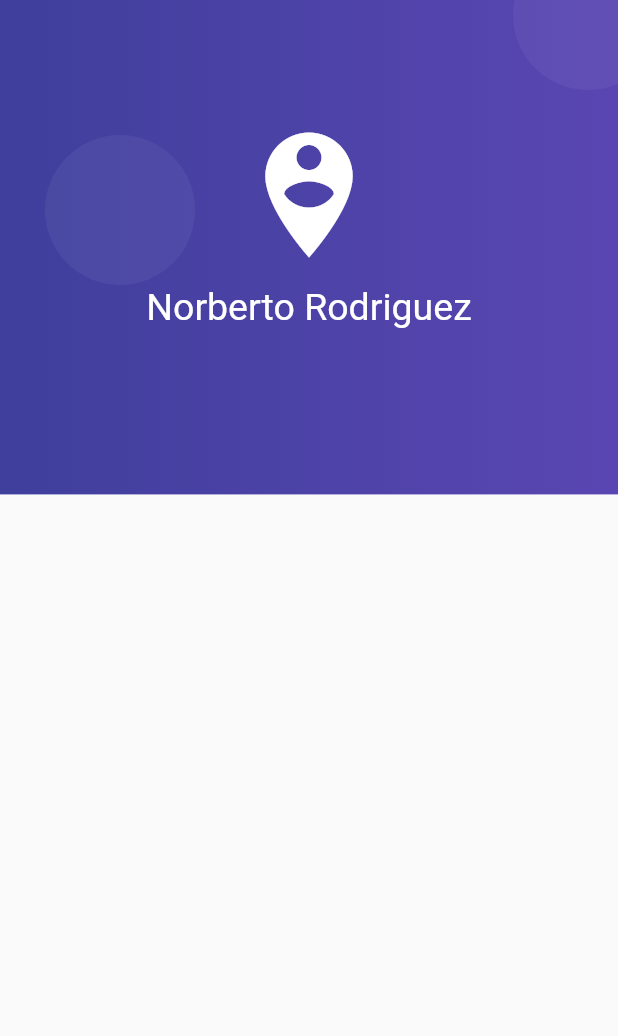
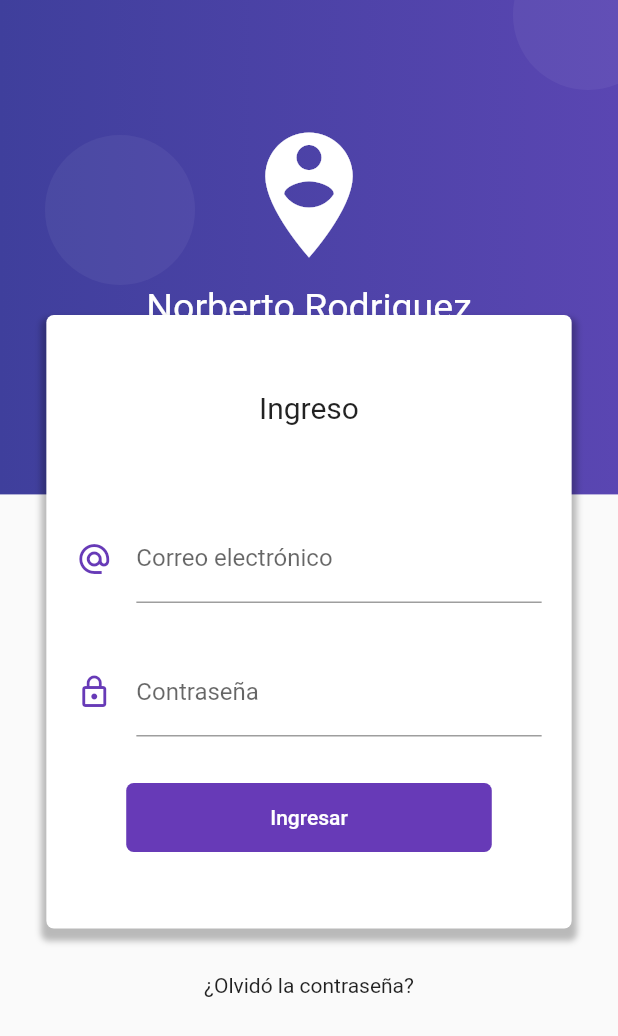
Before and after one commit to LuisNorberto1998/ValidacionDeFormularios, a Flutter app: the screen it shows after launch, on a phone screen of 412 x 824 dp. Shown: the top 1036 px of the screen. Run offline on Flutter 3.47's test engine with Material 2 defaults, Android fonts, the phone set to English and light mode, and no system bars.

Commit message:
Diseño de la caja de Login y los campos

```diff
--- a/formvalidation/lib/src/pages/login_page.dart
+++ b/formvalidation/lib/src/pages/login_page.dart
@@ -1,4 +1,5 @@
 import 'package:flutter/material.dart';
+import 'package:flutter/services.dart';
 
 class LoginPage extends StatelessWidget {
   @override
@@ -7,6 +8,7 @@ class LoginPage extends StatelessWidget {
       body: Stack(
         children: <Widget>[
           _crearFondo(context),
+          _loginForm(context),
         ],
       ),
     );
@@ -78,4 +80,89 @@ class LoginPage extends StatelessWidget {
       ],
     );
   }
+
+  Widget _loginForm(BuildContext context) {
+    final size = MediaQuery.of(context).size;
+    return SingleChildScrollView(
+      child: Column(
+        children: <Widget>[
+          SafeArea(
+              child: Container(
+            height: 180.0,
+          )),
+          Container(
+            width: size.width * 0.85,
+            margin: EdgeInsets.symmetric(vertical: 30.0),
+            padding: EdgeInsets.symmetric(vertical: 50.0),
+            decoration: BoxDecoration(
+                color: Colors.white,
+                borderRadius: BorderRadius.circular(5.0),
+                boxShadow: <BoxShadow>[
+                  BoxShadow(
+                      color: Colors.black26,
+                      blurRadius: 3.0,
+                      offset: Offset(0.0, 5.0),
+                      spreadRadius: 3.0)
+                ]),
+            child: Column(
+              children: <Widget>[
+                Text(
+                  'Ingreso',
+                  style: TextStyle(fontSize: 20.0),
+                ),
+                SizedBox(height: 60.0),
+                _crearEmail(),
+                SizedBox(height: 30.0),
+                _crearPassword(),
+                SizedBox(height: 30.0),
+                _crearBoton(),
+              ],
+            ),
+          ),
+          Text('¿Olvidó la contraseña?'),
+          SizedBox(height: 100.0)
+        ],
+      ),
+    );
+  }
+
+  Widget _crearEmail() {
+    return Container(
+      padding: EdgeInsets.symmetric(horizontal: 20.0),
+      child: TextField(
+        keyboardType: TextInputType.emailAddress,
+        decoration: InputDecoration(
+            icon: Icon(Icons.alternate_email, color: Colors.deepPurple),
+            hintText: 'ejemplo@email.com',
+            labelText: 'Correo electrónico'),
+      ),
+    );
+  }
+
+  Widget _crearPassword() {
+    return Container(
+      padding: EdgeInsets.symmetric(horizontal: 20.0),
+      child: TextField(
+        obscureText: true,
+        keyboardType: TextInputType.emailAddress,
+        decoration: InputDecoration(
+            icon: Icon(Icons.lock_outline, color: Colors.deepPurple),
+            labelText: 'Contraseña'),
+      ),
+    );
+  }
+
+  Widget _crearBoton() {
+    return RaisedButton(
+      child: Container(
+        padding: EdgeInsets.symmetric(horizontal: 80.0, vertical: 15.0),
+        child: Text('Ingresar'),
+      ),
+      shape: RoundedRectangleBorder(borderRadius: BorderRadius.circular(5.0)),
+      elevation: 0.0,
+      color: Colors.deepPurple,
+      textColor: Colors.white,
+      onPressed: () {},
+    );
+  }
 }
```
